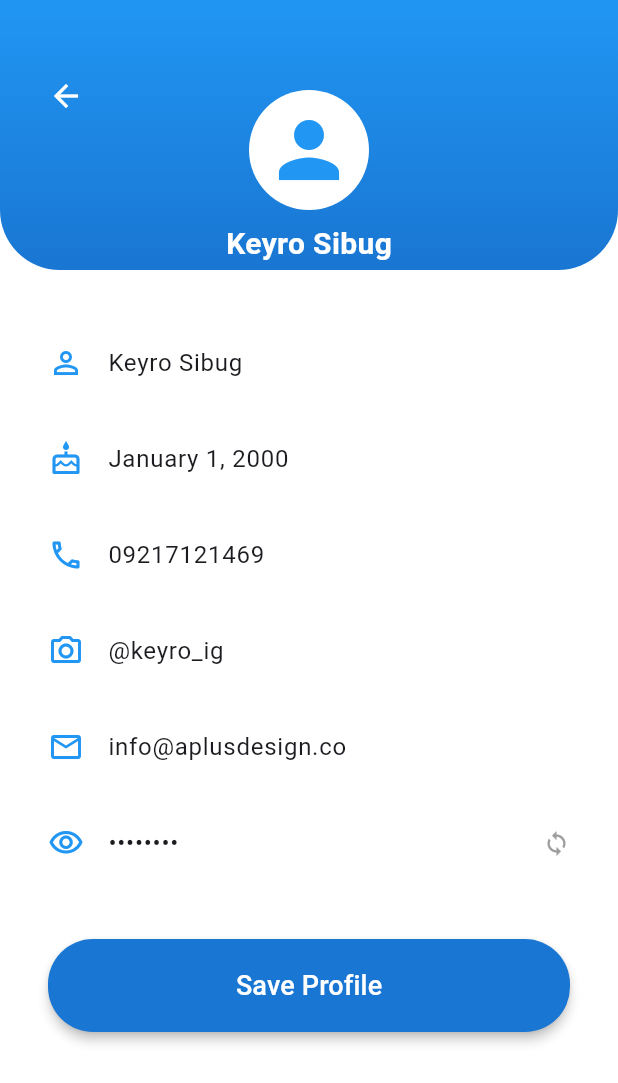
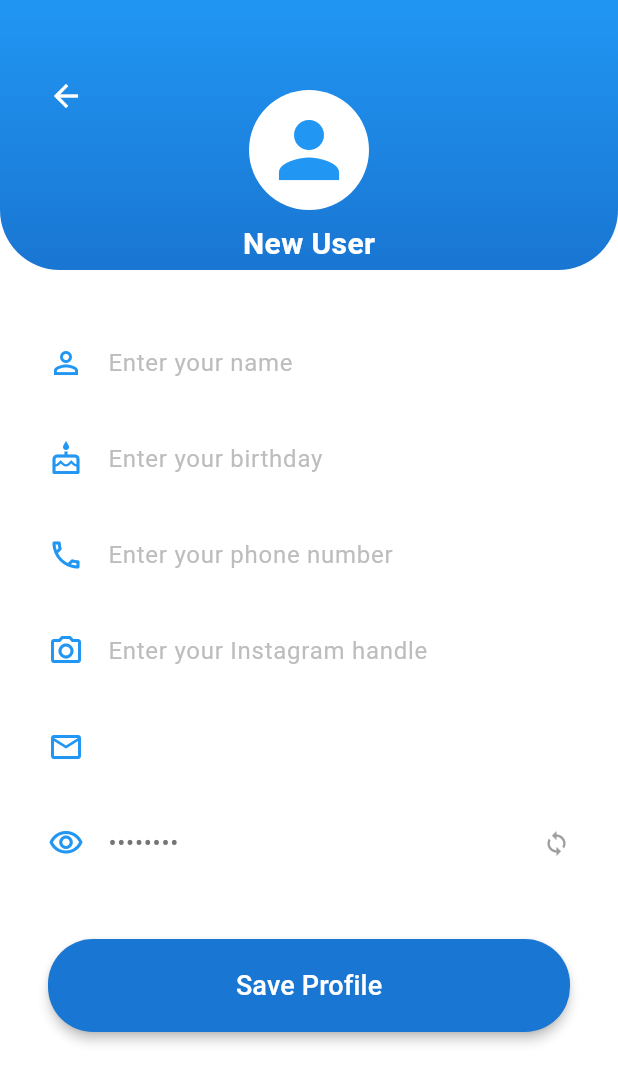
Before and after one commit to ksibug122/Weather-scheduler, a Flutter app: the ProfilePage screen opened directly, after a tap on "Edit Profile", on a phone screen of 412 x 824 dp. Shown: the top 1083 px of the screen. Run offline on Flutter 3.47's test engine with Material 3 defaults, Android fonts, the phone set to English and light mode, and no system bars; our stand-ins replace device_preview, firebase_auth, firebase_core, shared_preferences; accounts and stored records are empty; network calls fail.

Commit message:
user_data_manager.dart and profile screen module needs work

```diff
--- a/lib/main.dart
+++ b/lib/main.dart
@@ -4,7 +4,6 @@ import 'screens/login_screen.dart';
 import 'screens/signup_screen.dart';
 import 'screens/home_screen.dart';
 import 'screens/settings_page.dart';
-import 'package:flutter/material.dart';
 import 'firebase_options.dart';
 import 'package:firebase_core/firebase_core.dart';
 import 'package:device_preview/device_preview.dart';
--- a/lib/screens/home_screen.dart
+++ b/lib/screens/home_screen.dart
@@ -7,12 +7,14 @@ import 'clothing_page.dart';
 import 'moodcast_page.dart';
 import 'settings_page.dart';
 import 'package:intl/intl.dart';
+import 'package:firebase_auth/firebase_auth.dart';
 
 class HomeScreen extends StatefulWidget {
   final bool isDarkMode;
   final Function(bool) toggleDarkMode;
   final MaterialColor themeColor;
   final Function(MaterialColor) changeThemeColor;
+  final User? user;
 
   const HomeScreen({
     super.key,
@@ -20,6 +22,7 @@ class HomeScreen extends StatefulWidget {
     required this.toggleDarkMode,
     required this.themeColor,
     required this.changeThemeColor,
+    this.user,
   });
 
   @override
--- a/lib/screens/login_screen.dart
+++ b/lib/screens/login_screen.dart
@@ -43,6 +43,7 @@ class _LoginScreenState extends State<LoginScreen> {
               toggleDarkMode: (value) {},
               themeColor: Colors.blue,
               changeThemeColor: (color) {},
+              user: user, // Pass the user object
             ),
           ),
         );
--- a/lib/screens/profile_page.dart
+++ b/lib/screens/profile_page.dart
@@ -1,7 +1,11 @@
 import 'package:flutter/material.dart';
+import 'package:firebase_auth/firebase_auth.dart';
+import 'package:shared_preferences/shared_preferences.dart';
 
 class ProfilePage extends StatefulWidget {
-  const ProfilePage({super.key});
+  final User? user;
+
+  const ProfilePage({super.key, this.user});
 
   @override
   State<ProfilePage> createState() => _ProfilePageState();
@@ -10,12 +14,84 @@ class ProfilePage extends StatefulWidget {
 class _ProfilePageState extends State<ProfilePage> {
   bool isEditing = false;
 
-  final nameController = TextEditingController(text: 'Keyro Sibug');
-  final birthdayController = TextEditingController(text: 'January 1, 2000');
-  final numberController = TextEditingController(text: '09217121469');
-  final instagramController = TextEditingController(text: '@keyro_ig');
-  final emailController = TextEditingController(text: 'info@aplusdesign.co');
-  final passwordController = TextEditingController(text: '••••••••');
+  late TextEditingController nameController;
+  late TextEditingController birthdayController;
+  late TextEditingController numberController;
+  late TextEditingController instagramController;
+  late TextEditingController emailController;
+  late TextEditingController passwordController;
+
+  @override
+  void initState() {
+    super.initState();
+    _initializeControllers();
+    _loadUserData();
+  }
+
+  void _initializeControllers() {
+    // Initialize controllers with the current user's data or empty values
+    nameController = TextEditingController(
+      text: widget.user?.displayName ?? ''
+    );
+    birthdayController = TextEditingController(text: '');
+    numberController = TextEditingController(text: '');
+    instagramController = TextEditingController(text: '');
+    emailController = TextEditingController(
+      text: widget.user?.email ?? ''
+    );
+    passwordController = TextEditingController(text: '••••••••');
+  }
+
+  void _loadUserData() async {
+    // Load saved profile data from SharedPreferences
+    final prefs = await SharedPreferences.getInstance();
+    final userId = widget.user?.uid ?? '';
+
+    if (userId.isNotEmpty) {
+      setState(() {
+        nameController.text = prefs.getString('${userId}_name') ??
+            widget.user?.displayName ?? '';
+        birthdayController.text = prefs.getString('${userId}_birthday') ?? '';
+        numberController.text = prefs.getString('${userId}_number') ?? '';
+        instagramController.text = prefs.getString('${userId}_instagram') ?? '';
+        // Email is readonly from Firebase
+        emailController.text = widget.user?.email ?? '';
+      });
+    }
+  }
+
+  void _saveUserData() async {
+    // Save profile data to SharedPreferences
+    final prefs = await SharedPreferences.getInstance();
+    final userId = widget.user?.uid ?? '';
+
+    if (userId.isNotEmpty) {
+      await prefs.setString('${userId}_name', nameController.text);
+      await prefs.setString('${userId}_birthday', birthdayController.text);
+      await prefs.setString('${userId}_number', numberController.text);
+      await prefs.setString('${userId}_instagram', instagramController.text);
+
+      // Update display name in Firebase if it changed
+      if (nameController.text != widget.user?.displayName) {
+        try {
+          await widget.user?.updateDisplayName(nameController.text);
+        } catch (e) {
+          print('Error updating display name: $e');
+        }
+      }
+    }
+  }
+
+  @override
+  void dispose() {
+    nameController.dispose();
+    birthdayController.dispose();
+    numberController.dispose();
+    instagramController.dispose();
+    emailController.dispose();
+    passwordController.dispose();
+    super.dispose();
+  }
 
   @override
   Widget build(BuildContext context) {
@@ -55,16 +131,23 @@ class _ProfilePageState extends State<ProfilePage> {
                   left: 0,
                   right: 0,
                   child: Column(
-                    children: const [
+                    children: [
                       CircleAvatar(
                         radius: 40,
                         backgroundColor: Colors.white,
-                        child: Icon(Icons.person, size: 60, color: Colors.blue),
+                        backgroundImage: widget.user?.photoURL != null
+                            ? NetworkImage(widget.user!.photoURL!)
+                            : null,
+                        child: widget.user?.photoURL == null
+                            ? const Icon(Icons.person, size: 60, color: Colors.blue)
+                            : null,
                       ),
-                      SizedBox(height: 8),
+                      const SizedBox(height: 8),
                       Text(
-                        'Keyro Sibug',
-                        style: TextStyle(
+                        nameController.text.isEmpty
+                            ? 'New User'
+                            : nameController.text,
+                        style: const TextStyle(
                           color: Colors.white,
                           fontSize: 20,
                           fontWeight: FontWeight.bold,
@@ -83,33 +166,44 @@ class _ProfilePageState extends State<ProfilePage> {
               icon: Icons.person_outline,
               controller: nameController,
               enabled: isEditing,
+              hintText: 'Enter your name',
             ),
             ProfileItemField(
               icon: Icons.cake_outlined,
               controller: birthdayController,
               enabled: isEditing,
+              hintText: 'Enter your birthday',
             ),
             ProfileItemField(
               icon: Icons.phone_outlined,
               controller: numberController,
               enabled: isEditing,
+              hintText: 'Enter your phone number',
             ),
             ProfileItemField(
               icon: Icons.camera_alt_outlined,
               controller: instagramController,
               enabled: isEditing,
+              hintText: 'Enter your Instagram handle',
             ),
             ProfileItemField(
               icon: Icons.mail_outline,
               controller: emailController,
-              enabled: isEditing,
+              enabled: false, // Email should not be editable
+              hintText: 'Email from account',
             ),
             ProfileItemField(
               icon: Icons.visibility_outlined,
               controller: passwordController,
-              enabled: isEditing,
+              enabled: false, // Password should not be editable here
               obscureText: true,
-              trailing: const Icon(Icons.sync, size: 18, color: Colors.grey),
+              trailing: GestureDetector(
+                onTap: () {
+                  // Navigate to change password screen or show dialog
+                  _showChangePasswordDialog();
+                },
+                child: const Icon(Icons.sync, size: 18, color: Colors.grey),
+              ),
             ),
 
             const SizedBox(height: 32),
@@ -123,8 +217,13 @@ class _ProfilePageState extends State<ProfilePage> {
                   onPressed: () {
                     setState(() => isEditing = !isEditing);
                     if (!isEditing) {
-                      // Save logic
-                      print('Saved: ${nameController.text}');
+                      _saveUserData();
+                      ScaffoldMessenger.of(context).showSnackBar(
+                        const SnackBar(
+                          content: Text('Profile saved successfully!'),
+                          duration: Duration(seconds: 2),
+                        ),
+                      );
                     }
                   },
                   style: ElevatedButton.styleFrom(
@@ -149,6 +248,24 @@ class _ProfilePageState extends State<ProfilePage> {
       ),
     );
   }
+
+  void _showChangePasswordDialog() {
+    showDialog(
+      context: context,
+      builder: (BuildContext context) {
+        return AlertDialog(
+          title: const Text('Change Password'),
+          content: const Text('To change your password, please use the "Forgot Password" option on the login screen.'),
+          actions: [
+            TextButton(
+              onPressed: () => Navigator.pop(context),
+              child: const Text('OK'),
+            ),
+          ],
+        );
+      },
+    );
+  }
 }
 
 class ProfileItemField extends StatelessWidget {
@@ -157,6 +274,7 @@ class ProfileItemField extends StatelessWidget {
   final bool enabled;
   final bool obscureText;
   final Widget? trailing;
+  final String? hintText;
 
   const ProfileItemField({
     super.key,
@@ -165,6 +283,7 @@ class ProfileItemField extends StatelessWidget {
     required this.enabled,
     this.obscureText = false,
     this.trailing,
+    this.hintText,
   });
 
   @override
@@ -176,8 +295,18 @@ class ProfileItemField extends StatelessWidget {
         controller: controller,
         enabled: enabled,
         obscureText: obscureText,
-        decoration: const InputDecoration(border: InputBorder.none),
-        style: const TextStyle(fontSize: 16),
+        decoration: InputDecoration(
+          border: InputBorder.none,
+          hintText: enabled ? hintText : null,
+          hintStyle: TextStyle(
+            color: Colors.grey[400],
+            fontSize: 16,
+          ),
+        ),
+        style: TextStyle(
+          fontSize: 16,
+          color: enabled ? Colors.black : Colors.grey[600],
+        ),
       ),
       trailing: trailing,
     );
--- /dev/null
+++ b/lib/services/user_data_manager.dart
@@ -0,0 +1,78 @@
+import 'package:shared_preferences/shared_preferences.dart';
+import 'package:firebase_auth/firebase_auth.dart';
+
+class UserDataManager {
+  static const String _keyPrefix = 'user_data_';
+
+  // Save user profile data
+  static Future<void> saveUserProfile({
+    required String userId,
+    String? name,
+    String? birthday,
+    String? phoneNumber,
+    String? instagram,
+  }) async {
+    final prefs = await SharedPreferences.getInstance();
+
+    if (name != null) {
+      await prefs.setString('${_keyPrefix}${userId}_name', name);
+    }
+    if (birthday != null) {
+      await prefs.setString('${_keyPrefix}${userId}_birthday', birthday);
+    }
+    if (phoneNumber != null) {
+      await prefs.setString('${_keyPrefix}${userId}_phone', phoneNumber);
+    }
+    if (instagram != null) {
+      await prefs.setString('${_keyPrefix}${userId}_instagram', instagram);
+    }
+  }
+
+  // Load user profile data
+  static Future<Map<String, String>> loadUserProfile(String userId) async {
+    final prefs = await SharedPreferences.getInstance();
+
+    return {
+      'name': prefs.getString('${_keyPrefix}${userId}_name') ?? '',
+      'birthday': prefs.getString('${_keyPrefix}${userId}_birthday') ?? '',
+      'phone': prefs.getString('${_keyPrefix}${userId}_phone') ?? '',
+      'instagram': prefs.getString('${_keyPrefix}${userId}_instagram') ?? '',
+    };
+  }
+
+  // Clear user profile data (useful for logout)
+  static Future<void> clearUserProfile(String userId) async {
+    final prefs = await SharedPreferences.getInstance();
+
+    await prefs.remove('${_keyPrefix}${userId}_name');
+    await prefs.remove('${_keyPrefix}${userId}_birthday');
+    await prefs.remove('${_keyPrefix}${userId}_phone');
+    await prefs.remove('${_keyPrefix}${userId}_instagram');
+  }
+
+  // Get display name with fallback
+  static String getDisplayName(User? user) {
+    if (user?.displayName != null && user!.displayName!.isNotEmpty) {
+      return user.displayName!;
+    }
+
+    // Extract name from email (before @)
+    if (user?.email != null) {
+      return user!.email!.split('@')[0];
+    }
+
+    return 'User';
+  }
+
+  // Update Firebase display name
+  static Future<bool> updateDisplayName(User user, String newName) async {
+    try {
+      await user.updateDisplayName(newName);
+      await user.reload(); // Refresh user data
+      return true;
+    } catch (e) {
+      print('Error updating display name: $e');
+      return false;
+    }
+  }
+}
--- a/pubspec.yaml
+++ b/pubspec.yaml
@@ -30,6 +30,8 @@ environment:
 dependencies:
   flutter:
     sdk: flutter
+  firebase_core: ^3.15.0
+  shared_preferences: ^2.2.2
 
   # The following adds the Cupertino Icons font to your application.
   # Use with the CupertinoIcons class for iOS style icons.
```
Also changed, not shown: pubspec.lock.
